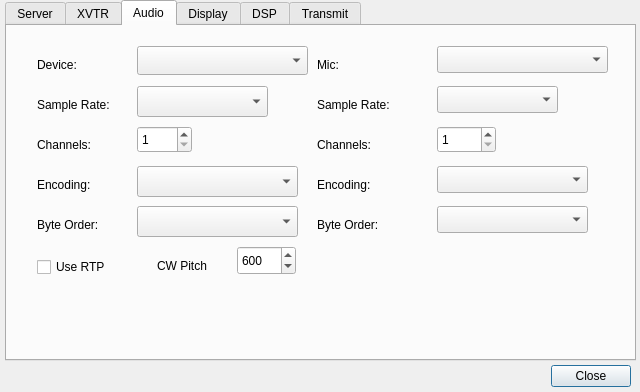
Above: trunk/src/QtRadio/Configure.ui from alexlee188/ghpsdr3-alex before the change. Below: the same form after it.
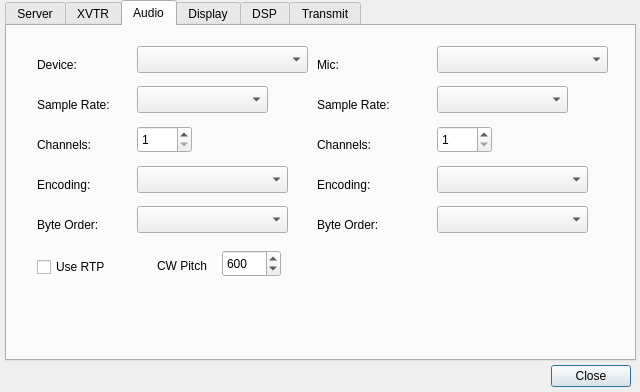
That is the form after the change. The open tabs and pages were chosen to show the change.

What changed in the file:
```diff
--- a/trunk/src/QtRadio/Configure.ui
+++ b/trunk/src/QtRadio/Configure.ui
@@ -308,7 +308,7 @@
        <x>130</x>
        <y>20</y>
        <width>171</width>
-       <height>29</height>
+       <height>27</height>
       </rect>
      </property>
     </widget>
@@ -331,7 +331,7 @@
        <x>130</x>
        <y>60</y>
        <width>131</width>
-       <height>31</height>
+       <height>27</height>
       </rect>
      </property>
     </widget>
@@ -395,8 +395,8 @@
       <rect>
        <x>130</x>
        <y>140</y>
-       <width>161</width>
-       <height>31</height>
+       <width>151</width>
+       <height>27</height>
       </rect>
      </property>
     </widget>
@@ -418,8 +418,8 @@
       <rect>
        <x>130</x>
        <y>180</y>
-       <width>161</width>
-       <height>31</height>
+       <width>151</width>
+       <height>27</height>
       </rect>
      </property>
     </widget>
@@ -464,7 +464,7 @@
       <rect>
        <x>430</x>
        <y>60</y>
-       <width>121</width>
+       <width>131</width>
        <height>27</height>
       </rect>
      </property>
@@ -487,7 +487,7 @@
       <rect>
        <x>430</x>
        <y>100</y>
-       <width>59</width>
+       <width>55</width>
        <height>27</height>
       </rect>
      </property>
@@ -560,10 +560,10 @@
     <widget class="QSpinBox" name="spinBox_cwPitch">
      <property name="geometry">
       <rect>
-       <x>230</x>
-       <y>220</y>
+       <x>215</x>
+       <y>224</y>
        <width>59</width>
-       <height>29</height>
+       <height>27</height>
       </rect>
      </property>
      <property name="minimum">
```
Left out of the diff: 8 changed lines with no effect on the pictures.
